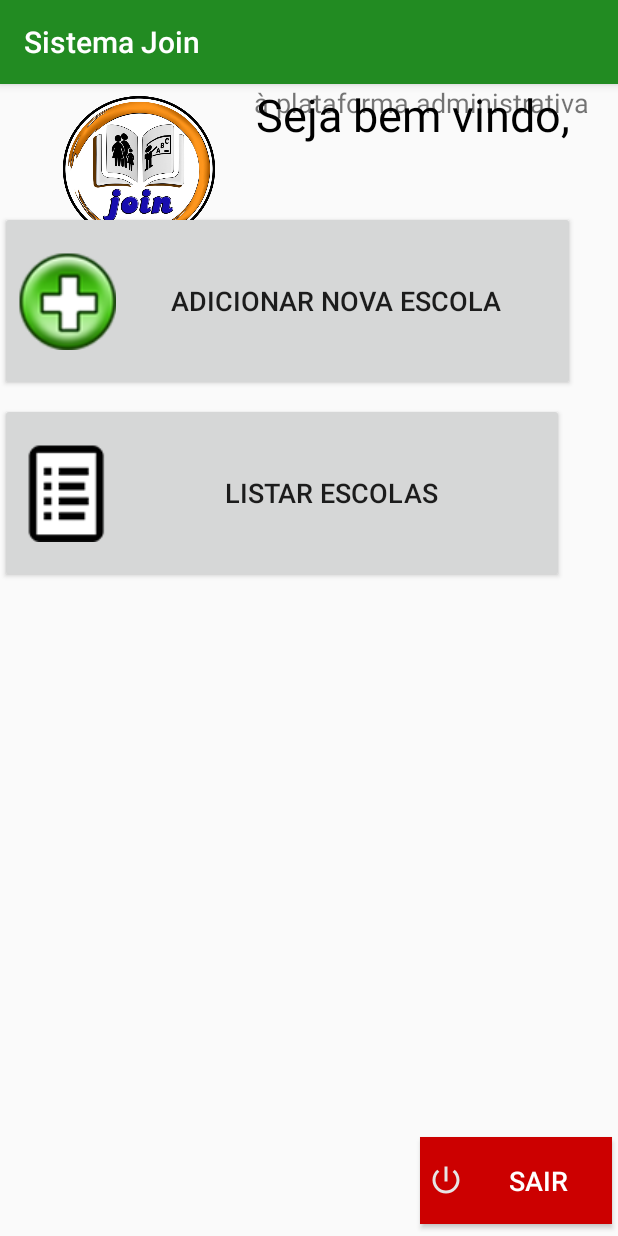
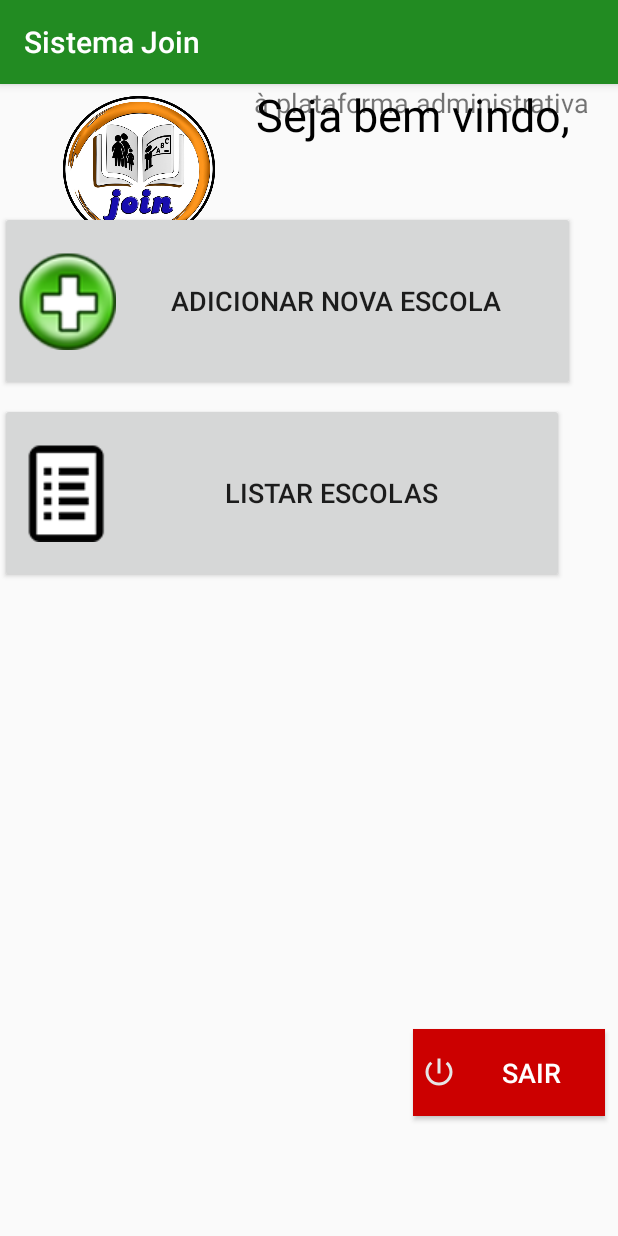
Before and after one commit to matheuspereiradev/SistemaJoin, an Android app: the ViewHomeSistemaAdministrativo screen opened directly, with no data from a screen before it, on a phone screen of 412 x 824 dp. Run offline under Robolectric (Android 15) with nearby library versions, the phone set to English and light mode, and no system bars.

Commit message:
Alteração de botóes

```diff
--- a/app/src/main/res/layout/activity_view_home_sistema_administrativo.xml
+++ b/app/src/main/res/layout/activity_view_home_sistema_administrativo.xml
@@ -96,9 +96,9 @@
         android:textSize="18sp"
         app:layout_constraintBottom_toBottomOf="parent"
         app:layout_constraintEnd_toEndOf="parent"
-        app:layout_constraintHorizontal_bias="1.0"
+        app:layout_constraintHorizontal_bias="0.983"
         app:layout_constraintStart_toStartOf="parent"
         app:layout_constraintTop_toBottomOf="@+id/btListaEscola"
-        app:layout_constraintVertical_bias="1.0" />
+        app:layout_constraintVertical_bias="0.8" />
 
 </android.support.constraint.ConstraintLayout>
```
